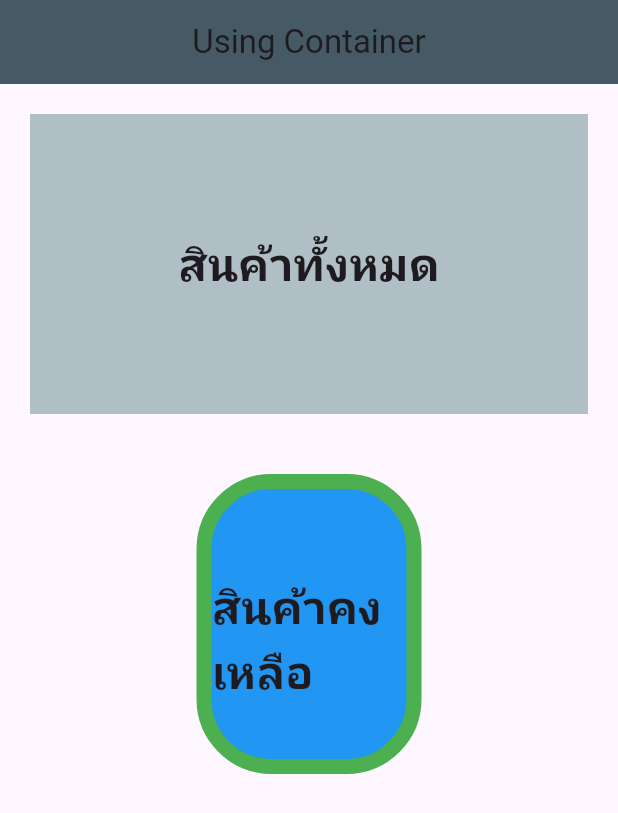
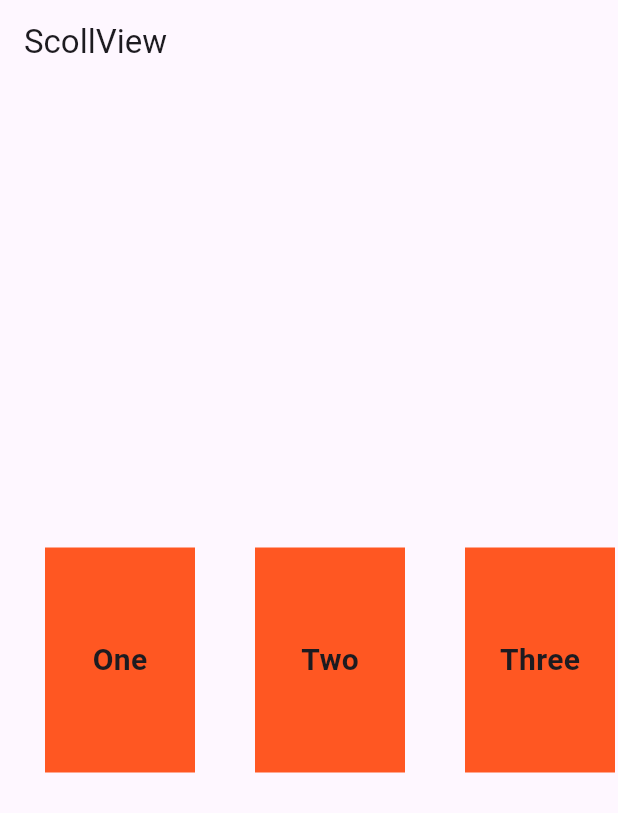
Before and after one commit to Renowait/flutter_sample, a Flutter app: the screen it shows after launch, on a phone screen of 412 x 824 dp. Shown: the top 813 px of the screen. Run offline on Flutter 3.47's test engine with Material 3 defaults, Android fonts, the phone set to English and light mode, and no system bars.

Commit message:
Three commit

```diff
--- a/flutter_sample/lib/main.dart
+++ b/flutter_sample/lib/main.dart
@@ -1,5 +1,6 @@
 import 'package:flutter/material.dart';
 import 'package:flutter_sample/my_container.dart';
+import 'package:flutter_sample/my_scroll.dart';
 
 void main() {
   runApp(const MainApp());
@@ -13,7 +14,7 @@ class MainApp extends StatelessWidget {
     return const MaterialApp(
       debugShowCheckedModeBanner: false,
       title: 'My Flutter Sample',
-      home: MyContainer(
+      home: MyScrollView(
 
       ),
     );
--- a/flutter_sample/lib/my_container.dart
+++ b/flutter_sample/lib/my_container.dart
@@ -7,8 +7,8 @@ class MyContainer extends StatelessWidget {
   Widget build(BuildContext context) {
     return Scaffold(
       appBar: AppBar(
-        title:  Text('Using Container'),
-        backgroundColor:  Color(0xFF455A64),
+        title:   const Text('Using Container'),
+        backgroundColor: const Color(0xFF455A64),
         centerTitle: true,
       ),
       body:  Center(child: Column(
--- /dev/null
+++ b/flutter_sample/lib/my_scroll.dart
@@ -0,0 +1,41 @@
+import 'package:flutter/material.dart';
+
+class MyScrollView extends StatelessWidget {
+  const MyScrollView({super.key});
+
+  @override
+  Widget build(BuildContext context) {
+    return Scaffold(
+      appBar: AppBar(
+        title: Text('ScollView'),
+      ),
+      body: SingleChildScrollView(
+        scrollDirection: Axis.horizontal,
+        padding: EdgeInsets.all(10),
+        child: Center(
+          child: Row(
+            children: [
+                boxContainer('One'),
+                boxContainer('Two'),
+                boxContainer('Three'),
+                boxContainer('Four'),
+                boxContainer('Five'),
+                boxContainer('Six'),
+                boxContainer('Seven'),
+
+            ],
+          ),
+        ),
+      ),
+    );
+  }
+  Widget boxContainer(String txt) => Container(
+    width: 100, height: 150,
+    color: Colors.deepOrange,
+    margin: const EdgeInsets.all(20),
+    alignment: Alignment.center,
+    child:  Text(txt, style: const TextStyle(fontSize: 20,fontWeight: FontWeight.bold),),
+
+
+  );
+}
```
